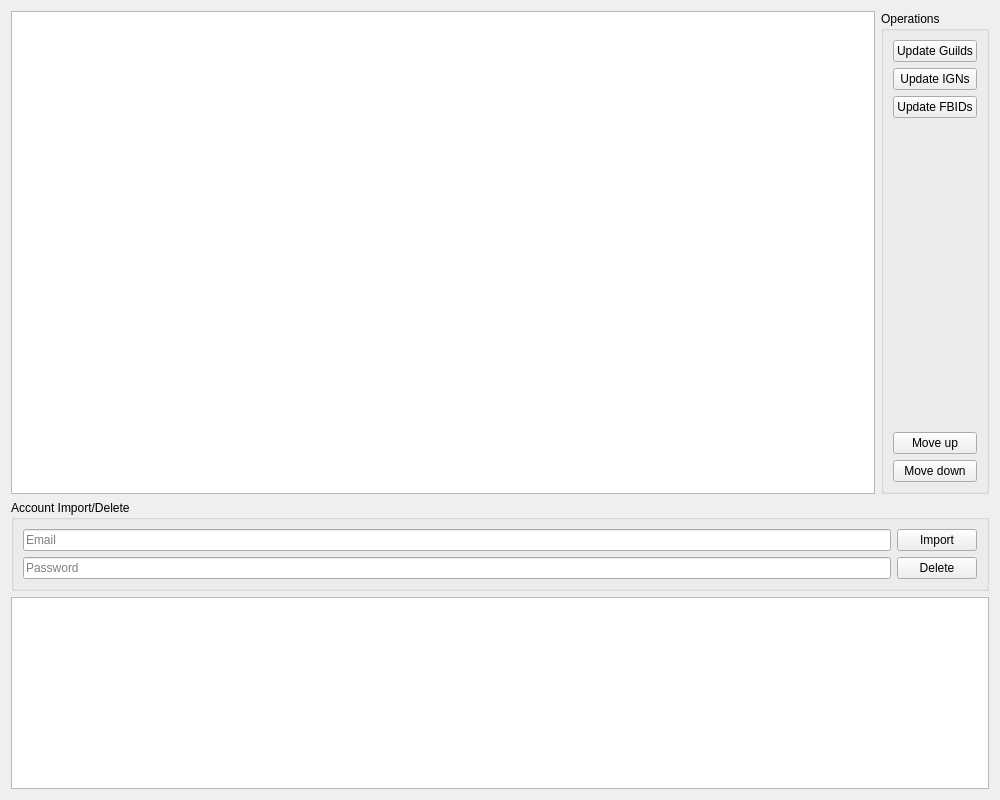
This is AccountManagementDialog.ui in yhuiyang/castleage as Qt 5 draws it before an edit. The edited form follows.
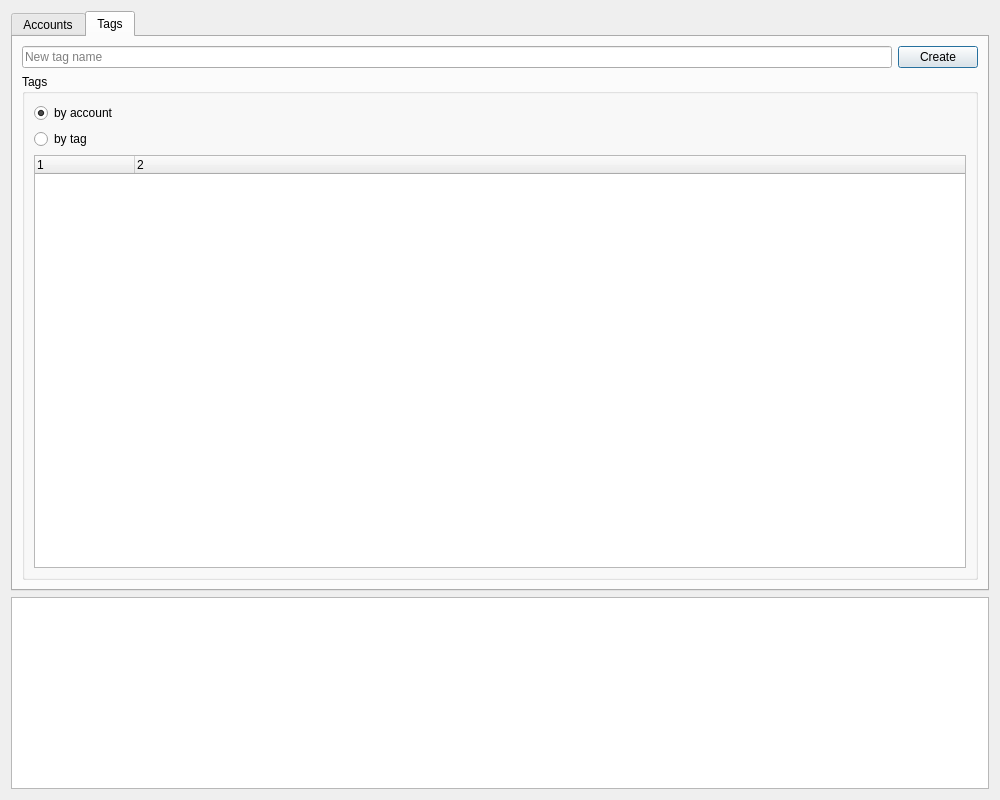
This is the edited form. The open tabs and pages were chosen to show the change.

Commit message: Add account tag editor.

Diff of the .ui file:
```diff
--- a/AccountManagementDialog.ui
+++ b/AccountManagementDialog.ui
@@ -25,7 +25,17 @@
   <property name="windowTitle">
    <string>Account Management</string>
   </property>
-  <layout class="QVBoxLayout" name="verticalLayout" stretch="1,0,0">
+  <layout class="QVBoxLayout" name="verticalLayout_2">
+   <item>
+    <widget class="QTabWidget" name="tabWidget">
+     <property name="currentIndex">
+      <number>0</number>
+     </property>
+     <widget class="QWidget" name="tabAccounts">
+      <attribute name="title">
+       <string>Accounts</string>
+      </attribute>
+      <layout class="QVBoxLayout" name="verticalLayout" stretch="1,0">
    <item>
     <layout class="QHBoxLayout" name="accountLayout" stretch="1,0">
      <property name="sizeConstraint">
@@ -125,7 +135,7 @@
     </layout>
    </item>
    <item>
-    <widget class="QGroupBox" name="groupBox">
+        <widget class="QGroupBox" name="groupBoxAccounts">
      <property name="title">
       <string>Account Import/Delete</string>
      </property>
@@ -177,8 +187,93 @@
      <zorder>lineEditPassword</zorder>
     </widget>
    </item>
+      </layout>
+     </widget>
+     <widget class="QWidget" name="tabTags">
+      <attribute name="title">
+       <string>Tags</string>
+      </attribute>
+      <layout class="QVBoxLayout" name="verticalLayout_4">
+       <item>
+        <layout class="QHBoxLayout" name="horizontalLayout">
+         <item>
+          <widget class="QLineEdit" name="lineEditTagName">
+           <property name="placeholderText">
+            <string>New tag name</string>
+           </property>
+          </widget>
+         </item>
+         <item>
+          <widget class="QPushButton" name="pushButtonNewTag">
+           <property name="text">
+            <string>Create</string>
+           </property>
+          </widget>
+         </item>
+        </layout>
+       </item>
+       <item>
+        <widget class="QGroupBox" name="groupBox">
+         <property name="title">
+          <string>Tags</string>
+         </property>
+         <layout class="QVBoxLayout" name="verticalLayout_3">
+          <item>
+           <layout class="QVBoxLayout" name="verticalLayout_5">
+            <item>
+             <widget class="QRadioButton" name="radioButtonTagByAccount">
+              <property name="text">
+               <string>by account</string>
+              </property>
+              <property name="checked">
+               <bool>true</bool>
+              </property>
+             </widget>
+            </item>
+            <item>
+             <widget class="QRadioButton" name="radioButtonTagByTag">
+              <property name="text">
+               <string>by tag</string>
+              </property>
+             </widget>
+            </item>
+           </layout>
+          </item>
+          <item>
+           <widget class="QTreeWidget" name="treeWidgetTags">
+            <property name="expandsOnDoubleClick">
+             <bool>false</bool>
+            </property>
+            <property name="columnCount">
+             <number>2</number>
+            </property>
+            <column>
+             <property name="text">
+              <string notr="true">1</string>
+             </property>
+            </column>
+            <column>
+             <property name="text">
+              <string notr="true">2</string>
+             </property>
+            </column>
+           </widget>
+          </item>
+         </layout>
+        </widget>
+       </item>
+      </layout>
+     </widget>
+    </widget>
+   </item>
    <item>
     <widget class="QTextEdit" name="messageOutput">
+     <property name="sizePolicy">
+      <sizepolicy hsizetype="Expanding" vsizetype="Preferred">
+       <horstretch>0</horstretch>
+       <verstretch>0</verstretch>
+      </sizepolicy>
+     </property>
      <property name="readOnly">
       <bool>true</bool>
      </property>
```
Left out of the diff: 68 changed lines with no effect on the pictures. Lines whose indentation alone changed are shown as unchanged. The commit also changes 7 other files.
